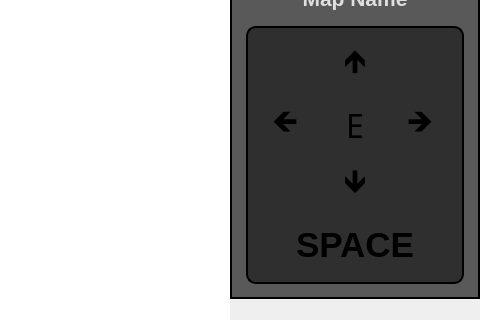
This is src/views/ui/gamefieldui.ui in Stryse/DungeonGame as Qt 5 draws it before an edit; both pictures show x 490 to 970 and y 400 to 720 of the 970 by 720 pixel window. The edited form follows.
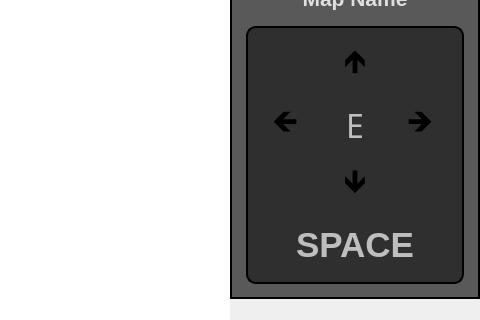
This is the edited form. Custom widgets are drawn as their Qt base class.

Commit message: player data displayed in gamefield ui

The edit to the form file:
```diff
--- a/src/views/ui/gamefieldui.ui
+++ b/src/views/ui/gamefieldui.ui
@@ -272,6 +272,9 @@
          </item>
          <item row="3" column="0" colspan="3">
           <widget class="QPushButton" name="navSpace">
+           <property name="enabled">
+            <bool>false</bool>
+           </property>
            <property name="sizePolicy">
             <sizepolicy hsizetype="Minimum" vsizetype="Preferred">
              <horstretch>0</horstretch>
@@ -335,6 +338,9 @@
          </item>
          <item row="1" column="1">
           <widget class="QPushButton" name="navInteract">
+           <property name="enabled">
+            <bool>false</bool>
+           </property>
            <property name="sizePolicy">
             <sizepolicy hsizetype="Minimum" vsizetype="Preferred">
              <horstretch>0</horstretch>
```
Left out of the diff: 11 changed lines with no effect on the pictures. The commit also changes 6 other files.
